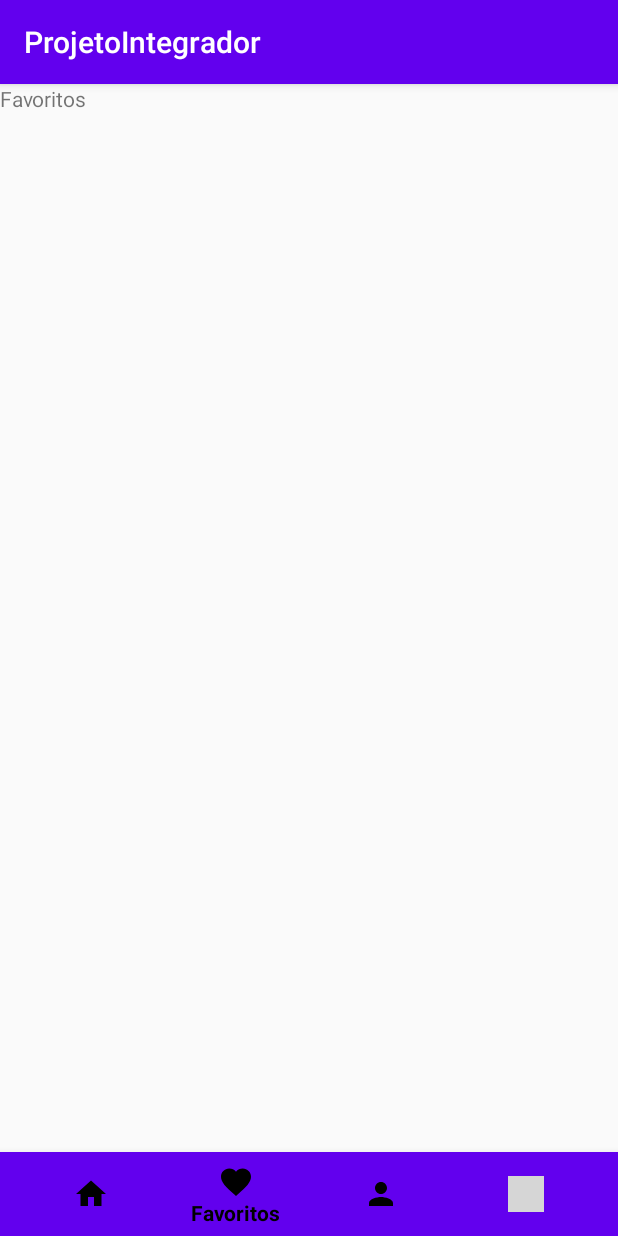
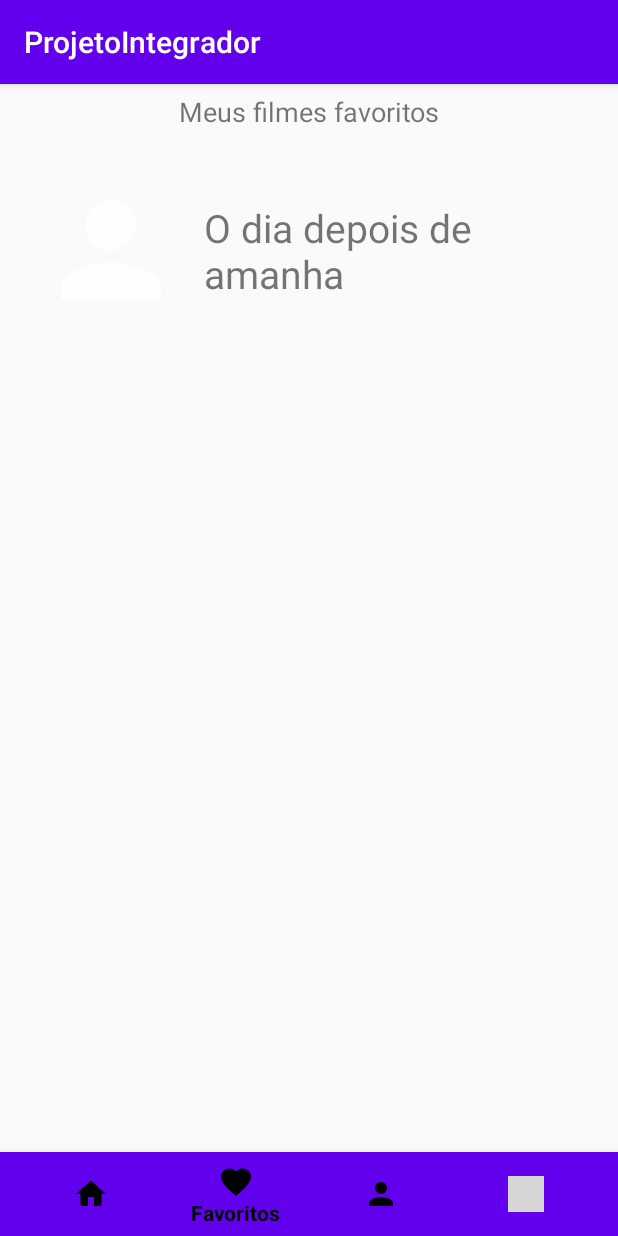
Before and after one commit to brunoh-android/ProjetoIntegrador, an Android app: the FavoritosFragment screen opened through its navigation route, on a phone screen of 412 x 824 dp. Run offline under Robolectric (Android 15) with nearby library versions, the phone set to English and light mode, and no system bars; our stand-ins replace navigation-ui; 2 statements that could not run were skipped; grey boxes are pictures that could not be loaded.

Commit message:
Implementaçao da Lista de Favoritos

```diff
--- /dev/null
+++ b/app/src/main/java/br/bruno/projetointegrador/Data/ListaDeFavoritos.kt
@@ -0,0 +1,8 @@
+package br.bruno.projetointegrador.Data
+
+import android.widget.ImageView
+
+data class ListaDeFavoritos(
+    val movieTittle : String,
+    val movieicon : Int
+)
--- /dev/null
+++ b/app/src/main/java/br/bruno/projetointegrador/adapters/FavoritosRvAdpter.kt
@@ -0,0 +1,30 @@
+package br.bruno.projetointegrador.adapters
+
+import android.view.LayoutInflater
+import android.view.View
+import android.view.ViewGroup
+import android.widget.ImageView
+import android.widget.TextView
+import androidx.appcompat.view.menu.ActionMenuItemView
+import androidx.recyclerview.widget.RecyclerView
+import br.bruno.projetointegrador.Data.ListaDeFavoritos
+import br.bruno.projetointegrador.R
+
+class FavoritosRvAdpter(
+        var listaDeFavoritos : List<ListaDeFavoritos>
+    ) : RecyclerView.Adapter<FavoritosRvAdpter.MovieViewHolder>() {
+
+    inner class MovieViewHolder(itemView: View) : RecyclerView.ViewHolder(itemView) {}
+
+    override fun onCreateViewHolder(parent: ViewGroup, viewType: Int): MovieViewHolder {
+        var view = LayoutInflater.from(parent.context).inflate(R.layout.item_fav_list, parent,false)
+        return MovieViewHolder(view)
+    }
+
+    override fun onBindViewHolder(holder: MovieViewHolder, position: Int) {
+        holder.itemView.findViewById<ImageView>(R.id.movieIcon_favList).setImageResource(listaDeFavoritos[position].movieicon)
+        holder.itemView.findViewById<TextView>(R.id.movieTittle_favList).text = listaDeFavoritos[position].movieTittle
+    }
+
+    override fun getItemCount(): Int = listaDeFavoritos.size
+}
--- a/app/src/main/java/br/bruno/projetointegrador/fragments/BottonNavigation/FavoritosFragment.kt
+++ b/app/src/main/java/br/bruno/projetointegrador/fragments/BottonNavigation/FavoritosFragment.kt
@@ -5,17 +5,24 @@ import androidx.fragment.app.Fragment
 import android.view.LayoutInflater
 import android.view.View
 import android.view.ViewGroup
+import androidx.recyclerview.widget.RecyclerView
+import br.bruno.projetointegrador.Data.ListaDeFavoritos
 import br.bruno.projetointegrador.R
+import br.bruno.projetointegrador.adapters.FavoritosRvAdpter
 
 
-class FavoritosFragment : Fragment() {
+class FavoritosFragment : Fragment(R.layout.favoritos_fragments) {
 
-    override fun onCreateView(
-        inflater: LayoutInflater, container: ViewGroup?,
-        savedInstanceState: Bundle?
-    ): View? {
+    override fun onViewCreated(view: View, savedInstanceState: Bundle?) {
+        super.onViewCreated(view, savedInstanceState)
 
-        return inflater.inflate(R.layout.favoritos_fragments, container, false)
+        var listaDeFavoritos : MutableList<ListaDeFavoritos> = mutableListOf(
+            ListaDeFavoritos("O dia depois de amanha",R.drawable.ic_person)
+        )
+
+        val adapter = FavoritosRvAdpter(listaDeFavoritos)
+        view.findViewById<RecyclerView>(R.id.favoritos_Rv).adapter = adapter
+
+
     }
-
 }
--- a/app/src/main/res/layout/favoritos_fragments.xml
+++ b/app/src/main/res/layout/favoritos_fragments.xml
@@ -1,13 +1,31 @@
 <?xml version="1.0" encoding="utf-8"?>
-<FrameLayout xmlns:android="http://schemas.android.com/apk/res/android"
+<androidx.constraintlayout.widget.ConstraintLayout xmlns:android="http://schemas.android.com/apk/res/android"
+    xmlns:app="http://schemas.android.com/apk/res-auto"
     xmlns:tools="http://schemas.android.com/tools"
     android:layout_width="match_parent"
     android:layout_height="match_parent"
     tools:context=".fragments.BottonNavigation.FavoritosFragment">
 
     <TextView
+        android:id="@+id/favoritos_tittle"
         android:layout_width="wrap_content"
         android:layout_height="wrap_content"
-        android:text="Favoritos" />
+        android:layout_marginTop="6dp"
+        android:text="@string/meus_filmes_favoritos"
+        android:textSize="18sp"
+        app:layout_constraintEnd_toEndOf="parent"
+        app:layout_constraintStart_toStartOf="parent"
+        app:layout_constraintTop_toTopOf="parent" />
 
-</FrameLayout>
+    <androidx.recyclerview.widget.RecyclerView
+        android:id="@+id/favoritos_Rv"
+        android:layout_width="match_parent"
+        android:layout_height="0dp"
+        app:layout_constraintBottom_toBottomOf="parent"
+        app:layout_constraintEnd_toEndOf="parent"
+        app:layout_constraintStart_toStartOf="parent"
+        app:layout_constraintTop_toBottomOf="@+id/favoritos_tittle"
+        android:layout_marginTop="20dp"
+        android:layout_marginHorizontal="12dp"
+        app:layoutManager="androidx.recyclerview.widget.LinearLayoutManager"/>
+</androidx.constraintlayout.widget.ConstraintLayout>
--- /dev/null
+++ b/app/src/main/res/layout/item_fav_list.xml
@@ -0,0 +1,29 @@
+<?xml version="1.0" encoding="utf-8"?>
+<androidx.constraintlayout.widget.ConstraintLayout xmlns:android="http://schemas.android.com/apk/res/android"
+    xmlns:app="http://schemas.android.com/apk/res-auto"
+    android:layout_width="match_parent"
+    android:layout_height="120dp">
+
+
+    <ImageView
+        android:id="@+id/movieIcon_favList"
+        android:layout_width="100dp"
+        android:layout_height="100dp"
+        app:layout_constraintBottom_toBottomOf="parent"
+        app:layout_constraintStart_toStartOf="parent"
+        app:layout_constraintTop_toTopOf="parent"
+        android:layout_marginHorizontal="12dp"/>
+
+    <TextView
+        android:id="@+id/movieTittle_favList"
+        android:layout_width="0dp"
+        android:layout_height="wrap_content"
+        android:text="Nome Do Filme"
+        android:textSize="26sp"
+        app:layout_constraintBottom_toBottomOf="parent"
+        app:layout_constraintEnd_toEndOf="parent"
+        app:layout_constraintStart_toEndOf="@+id/movieIcon_favList"
+        app:layout_constraintTop_toTopOf="parent"
+        android:layout_marginHorizontal="12dp"/>
+
+</androidx.constraintlayout.widget.ConstraintLayout>
--- a/app/src/main/res/values/strings.xml
+++ b/app/src/main/res/values/strings.xml
@@ -2,4 +2,5 @@
     <string name="app_name">ProjetoIntegrador</string>
     <!-- TODO: Remove or change this placeholder text -->
     <string name="hello_blank_fragment">Hello blank fragment</string>
+    <string name="meus_filmes_favoritos">Meus filmes favoritos</string>
 </resources>
```
